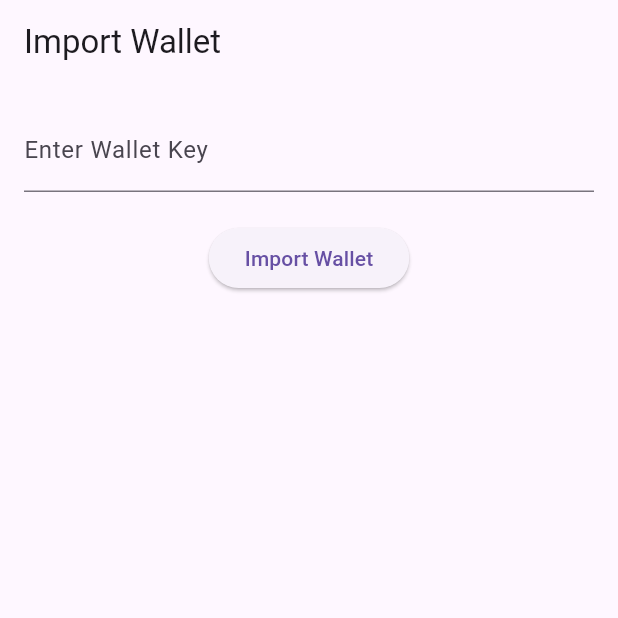
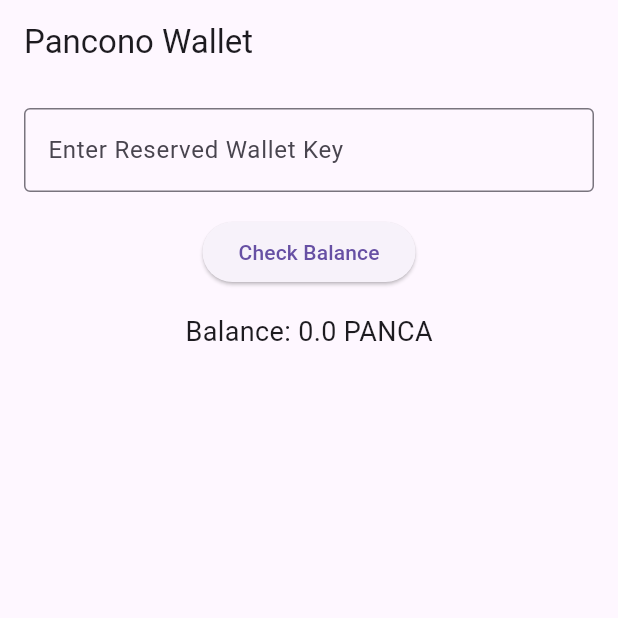
Before and after one commit to Olvind/pancono-mobile-wallet, a Flutter app: the screen it shows after launch, on a phone screen of 412 x 824 dp, the top half of it. Run offline on Flutter 3.47's test engine with Material 3 defaults, Android fonts, the phone set to English and light mode, and no system bars.

Commit message:
Update main.dart

```diff
--- a/lib/main.dart
+++ b/lib/main.dart
@@ -1,5 +1,4 @@
 import 'package:flutter/material.dart';
-import 'screens/import_wallet.dart';
 
 void main() {
   runApp(PanconoWalletApp());
@@ -11,7 +10,59 @@ class PanconoWalletApp extends StatelessWidget {
     return MaterialApp(
       title: 'Pancono Wallet',
       theme: ThemeData(primarySwatch: Colors.blue),
-      home: ImportWalletScreen(),
+      home: WalletHomePage(),
     );
   }
 }
+
+class WalletHomePage extends StatefulWidget {
+  @override
+  _WalletHomePageState createState() => _WalletHomePageState();
+}
+
+class _WalletHomePageState extends State<WalletHomePage> {
+  final _keyController = TextEditingController();
+  Map<String, double> balances = {
+    'OWNER123456789': 2100000,
+    'TREASURY987654321': 1500000,
+    'RWPK_00000001': 5.0,
+    'RWPK_00000002': 5.0
+  };
+
+  double _balance = 0.0;
+
+  void _checkBalance() {
+    String key = _keyController.text.trim();
+    setState(() {
+      _balance = balances[key] ?? 0.0;
+    });
+  }
+
+  @override
+  Widget build(BuildContext context) {
+    return Scaffold(
+      appBar: AppBar(title: Text('Pancono Wallet')),
+      body: Padding(
+        padding: EdgeInsets.all(16.0),
+        child: Column(
+          children: [
+            TextField(
+              controller: _keyController,
+              decoration: InputDecoration(
+                labelText: 'Enter Reserved Wallet Key',
+                border: OutlineInputBorder(),
+              ),
+            ),
+            SizedBox(height: 16),
+            ElevatedButton(
+              onPressed: _checkBalance,
+              child: Text('Check Balance'),
+            ),
+            SizedBox(height: 16),
+            Text('Balance: $_balance PANCA', style: TextStyle(fontSize: 18)),
+          ],
+        ),
+      ),
+    );
+  }
+}
```
